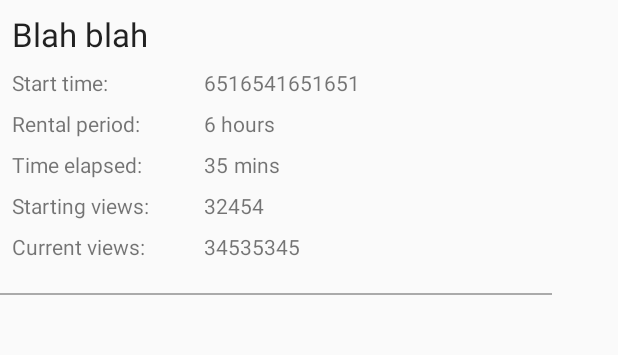
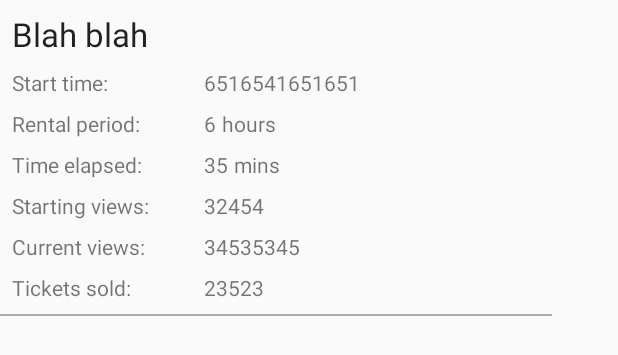
Before and after one commit to osborneandrewj/tiny-trailers-utility, an Android app: the layout item_tiny_movie.xml on its own in the app's theme, with its tools: preview values and no code run, on a phone screen of 412 x 824 dp. Shown: the top 355 px of the screen. Run offline under Robolectric (Android 15) with nearby library versions, the phone set to English and light mode, and no system bars.

Commit message:
Tickets sold update now working

```diff
--- a/app/src/main/java/com/example/android/tinytrailersutility/adapters/TinyMovieLightAdapter.java
+++ b/app/src/main/java/com/example/android/tinytrailersutility/adapters/TinyMovieLightAdapter.java
@@ -55,6 +55,8 @@ public class TinyMovieLightAdapter extends RecyclerView.Adapter<TinyMovieLightAd
                 mCursor.getColumnIndexOrThrow(TinyDbContract.TinyDbEntry.COLUMN_STARTING_VIEWS)));
         holder.mCurrentViewsTextView.setText(mCursor.getString(
                 mCursor.getColumnIndexOrThrow(TinyDbContract.TinyDbEntry.COLUMN_CURRENT_VIEWS)));
+        holder.mTicketsSoldTextView.setText(mCursor.getString(
+                mCursor.getColumnIndexOrThrow(TinyDbContract.TinyDbEntry.COLUMN_TICKETS_SOLD)));
     }
 
     @Override
@@ -74,6 +76,7 @@ public class TinyMovieLightAdapter extends RecyclerView.Adapter<TinyMovieLightAd
         @BindView(R.id.tv_minutes_elapsed) TextView mMinutesElapsedTextView;
         @BindView(R.id.tv_starting_views) TextView mStartingViewsTextView;
         @BindView(R.id.tv_current_views) TextView mCurrentViewsTextView;
+        @BindView(R.id.tv_tickets_sold) TextView mTicketsSoldTextView;
 
         public TinyMovieLightAdapterViewHolder(View view) {
             super(view);
--- a/app/src/main/java/com/example/android/tinytrailersutility/database/TinyDbContract.java
+++ b/app/src/main/java/com/example/android/tinytrailersutility/database/TinyDbContract.java
@@ -43,6 +43,8 @@ public class TinyDbContract {
         public static final String COLUMN_START_TIME = "start_time";
         public static final String COLUMN_STARTING_VIEWS = "starting_views";
         public static final String COLUMN_CURRENT_VIEWS = "current_views";
+        public static final String COLUMN_TICKETS_SOLD = "tickets_sold";
+
 
         /** Used to create the table */
         public static final String SQL_CREATE_RENTAL_TABLE = "CREATE TABLE " +
@@ -54,7 +56,8 @@ public class TinyDbContract {
                 TinyDbEntry.COLUMN_RENTAL_LENGTH + " TEXT NOT NULL," +
                 TinyDbEntry.COLUMN_START_TIME + " TEXT NOT NULL," +
                 TinyDbEntry.COLUMN_STARTING_VIEWS + " TEXT NOT NULL," +
-                TinyDbEntry.COLUMN_CURRENT_VIEWS + " TEXT NOT NULL)";
+                TinyDbEntry.COLUMN_CURRENT_VIEWS + " TEXT NOT NULL," +
+                TinyDbEntry.COLUMN_TICKETS_SOLD + " TEXT NOT NULL)";
 
         /** Used to delete the table */
         public static final String SQL_DELETE_RENTAL_TABLE =
--- a/app/src/main/res/layout/item_tiny_movie.xml
+++ b/app/src/main/res/layout/item_tiny_movie.xml
@@ -42,11 +42,11 @@
         android:id="@+id/tv_rental_period"
         android:layout_width="wrap_content"
         android:layout_height="wrap_content"
-        app:layout_constraintLeft_toLeftOf="@+id/tv_start_time"
-        tools:text="6 hours"
         android:layout_marginLeft="0dp"
         android:layout_marginTop="8dp"
-        app:layout_constraintTop_toBottomOf="@+id/label_start_time" />
+        app:layout_constraintLeft_toLeftOf="@+id/tv_start_time"
+        app:layout_constraintTop_toBottomOf="@+id/label_start_time"
+        tools:text="6" />
 
     <TextView
         android:id="@+id/tv_youtube_name"
@@ -106,10 +106,10 @@
         android:id="@+id/textView3"
         android:layout_width="368dp"
         android:layout_height="1dp"
-        android:layout_marginTop="21dp"
         android:background="@android:color/darker_gray"
-        app:layout_constraintTop_toBottomOf="@+id/tv_current_views"
-        tools:layout_editor_absoluteX="8dp" />
+        tools:layout_editor_absoluteX="8dp"
+        android:layout_marginTop="8dp"
+        app:layout_constraintTop_toBottomOf="@+id/textView7" />
 
     <TextView
         android:id="@+id/textView4"
@@ -140,4 +140,34 @@
         android:text="@string/label_minutes"
         app:layout_constraintLeft_toRightOf="@+id/tv_minutes_elapsed"
         app:layout_constraintTop_toBottomOf="@+id/tv_rental_period" />
+
+    <TextView
+        android:id="@+id/textView5"
+        android:layout_width="wrap_content"
+        android:layout_height="wrap_content"
+        android:layout_marginLeft="4dp"
+        android:layout_marginTop="8dp"
+        android:text="@string/label_hours"
+        app:layout_constraintLeft_toRightOf="@+id/tv_rental_period"
+        app:layout_constraintTop_toBottomOf="@+id/tv_start_time" />
+
+    <TextView
+        android:id="@+id/textView7"
+        android:layout_width="wrap_content"
+        android:layout_height="wrap_content"
+        android:layout_marginLeft="8dp"
+        android:layout_marginTop="8dp"
+        android:text="@string/label_views_claimed"
+        app:layout_constraintLeft_toLeftOf="parent"
+        app:layout_constraintTop_toBottomOf="@+id/label_current_views" />
+
+    <TextView
+        android:id="@+id/tv_tickets_sold"
+        android:layout_width="wrap_content"
+        android:layout_height="wrap_content"
+        android:layout_marginLeft="0dp"
+        android:layout_marginTop="8dp"
+        app:layout_constraintLeft_toLeftOf="@+id/tv_start_time"
+        app:layout_constraintTop_toBottomOf="@+id/tv_current_views"
+        tools:text="23523" />
 </android.support.constraint.ConstraintLayout>
--- a/app/src/main/res/values/strings.xml
+++ b/app/src/main/res/values/strings.xml
@@ -23,6 +23,8 @@
     <string name="label_start_time">Start time:</string>
     <string name="label_time_elapsed">Time elapsed:</string>
     <string name="label_minutes">mins</string>
+    <string name="label_hours">hours</string>
     <string name="label_starting_views">Starting views:</string>
     <string name="label_current_views">Current views:</string>
+    <string name="label_views_claimed">Tickets sold:</string>
 </resources>
```
Also changed, not shown: app/src/main/java/com/example/android/tinytrailersutility/MainActivity.java (+4 -13 lines), app/src/main/java/com/example/android/tinytrailersutility/services/DatabaseService.java (+58 -3 lines), app/src/main/java/com/example/android/tinytrailersutility/utilities/MyTicketUtilities.java (added, +17 -0 lines), app/src/main/java/com/example/android/tinytrailersutility/utilities/MyUpdateManager.java (deleted, +0 -23 lines).
